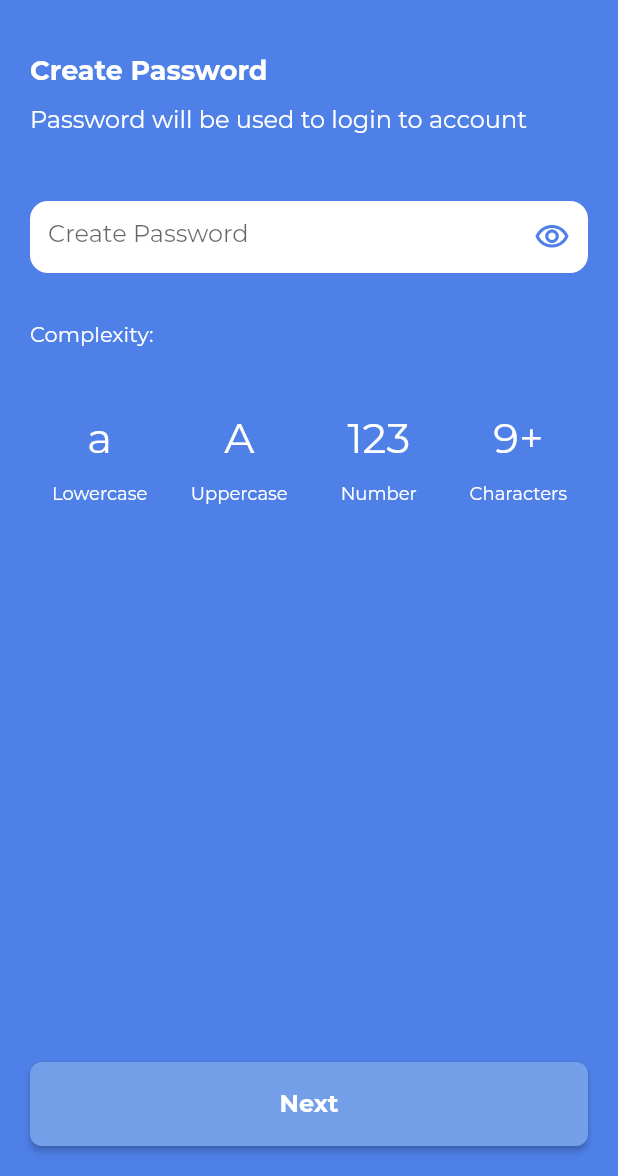
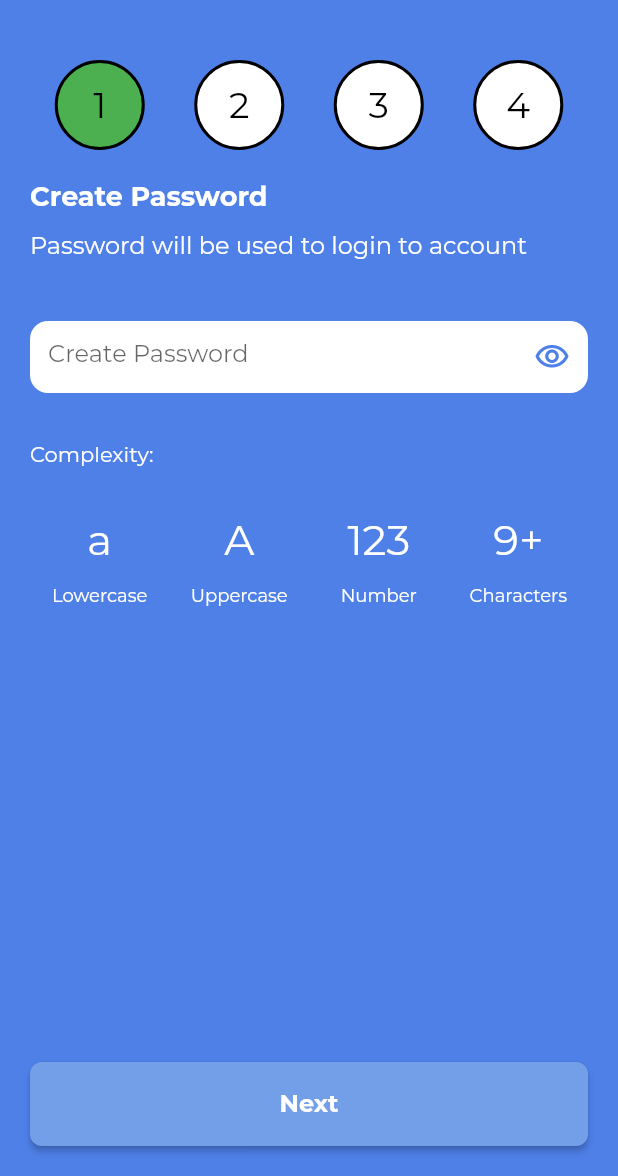
Before and after one commit to novanto/dk_flutter_assignment, a Flutter app: the OnboardingPassword screen opened directly, on a phone screen of 412 x 824 dp, the part 60-1236 px from its top. Run offline on Flutter 3.47's test engine with Material 2 defaults, Android fonts, the phone set to English and light mode, and no system bars; our stand-ins replace date_format; project files that could hold a hidden picture were left out.

Commit message:
create basic stepper and implement it

```diff
--- /dev/null
+++ b/lib/modules/onboarding/components/onboarding_step.dart
@@ -0,0 +1,28 @@
+import 'package:dk_flutter_assignment/modules/onboarding/components/onboarding_step_item.dart';
+import 'package:flutter/material.dart';
+
+class OnboardingStep extends StatelessWidget {
+
+  final int currentStep;
+
+  const OnboardingStep({
+    required Key key,
+    required this.currentStep
+  }) : super(key: key);
+
+  @override
+  Widget build(BuildContext context) {
+    return Container(
+        margin: EdgeInsets.only(top: 4, bottom: 20),
+        child: Row(
+          mainAxisSize: MainAxisSize.max,
+          children: [
+            OnboardingStepItem(key: Key("step1"), currentStep: currentStep, stepNumber: 1),
+            OnboardingStepItem(key: Key("step2"), currentStep: currentStep, stepNumber: 2),
+            OnboardingStepItem(key: Key("step3"), currentStep: currentStep, stepNumber: 3),
+            OnboardingStepItem(key: Key("step4"), currentStep: currentStep, stepNumber: 4)
+          ],
+        )
+    );
+  }
+}
--- /dev/null
+++ b/lib/modules/onboarding/components/onboarding_step_item.dart
@@ -0,0 +1,46 @@
+import 'package:flutter/material.dart';
+
+class OnboardingStepItem extends StatelessWidget {
+
+  final int currentStep;
+
+  final int stepNumber;
+
+  const OnboardingStepItem({
+    required Key key,
+    required this.currentStep,
+    required this.stepNumber
+  }) : super(key: key);
+
+  Color getBgColor() {
+    if (currentStep == stepNumber) {
+      return Colors.green;
+    } else {
+      return Colors.white;
+    }
+  }
+
+  @override
+  Widget build(BuildContext context) {
+    return Expanded(
+      child: Container(
+          alignment: Alignment.center,
+          width: 60,
+          height: 60,
+          decoration: BoxDecoration(
+              shape: BoxShape.circle,
+              color: getBgColor(),
+              border: Border.all(color: Colors.black, width: 2)
+          ),
+          child: Text(
+            stepNumber.toString(),
+            style: TextStyle(
+                fontSize: 24,
+                color: Colors.black
+            ),
+          )
+      )
+    );
+  }
+
+}
--- a/lib/modules/onboarding/main.dart
+++ b/lib/modules/onboarding/main.dart
@@ -1,4 +1,5 @@
 import 'package:dk_flutter_assignment/modules/onboarding/components/onboarding_button.dart';
+import 'package:dk_flutter_assignment/modules/onboarding/components/onboarding_step.dart';
 import 'package:dk_flutter_assignment/modules/onboarding/onboarding_password.dart';
 import 'package:flutter/material.dart';
 
@@ -99,6 +100,8 @@ class _MyHomePageState extends State<MyHomePage> {
           mainAxisSize: MainAxisSize.max,
           crossAxisAlignment: CrossAxisAlignment.start,
           children: <Widget>[
+            Container(margin: EdgeInsets.only(top:40)),
+            OnboardingStep(key: Key("mainStep"), currentStep: 0),
             RichText(
               text: TextSpan(
                 text: 'Welcome to \nGIN ',
--- a/lib/modules/onboarding/onboarding_password.dart
+++ b/lib/modules/onboarding/onboarding_password.dart
@@ -1,4 +1,5 @@
 import 'package:dk_flutter_assignment/modules/onboarding/components/onboarding_button.dart';
+import 'package:dk_flutter_assignment/modules/onboarding/components/onboarding_step.dart';
 import 'package:dk_flutter_assignment/modules/onboarding/onboarding_personal_information.dart';
 import 'package:flutter/material.dart';
 
@@ -103,13 +104,14 @@ class _OnboardingPasswordPageState extends State<OnboardingPassword> {
           mainAxisSize: MainAxisSize.max,
           crossAxisAlignment: CrossAxisAlignment.start,
           children: <Widget>[
+            OnboardingStep(key: Key("passwordStep"), currentStep: 1),
             OnboardingHint(
                 key: Key('onboardingPasswordHint'),
                 title: 'Create Password',
                 subtitle: 'Password will be used to login to account'
             ),
             Container(
-              margin: EdgeInsets.only(top: 44),
+              margin: EdgeInsets.only(top: 40),
               decoration: BoxDecoration(
                   color: Colors.white,
                   borderRadius: BorderRadius.circular(12.0)
@@ -142,7 +144,7 @@ class _OnboardingPasswordPageState extends State<OnboardingPassword> {
               )
             ),
             Container(
-              margin: EdgeInsets.only(top: 32.0, bottom: 44.0),
+              margin: EdgeInsets.only(top: 32.0, bottom: 32.0),
               child: RichText(
                   text: TextSpan(
                       text: 'Complexity:  ',
--- a/lib/modules/onboarding/onboarding_personal_information.dart
+++ b/lib/modules/onboarding/onboarding_personal_information.dart
@@ -1,6 +1,7 @@
 import 'package:dk_flutter_assignment/modules/onboarding/components/gin_dropdown.dart';
 import 'package:dk_flutter_assignment/modules/onboarding/components/onboarding_button.dart';
 import 'package:dk_flutter_assignment/modules/onboarding/components/onboarding_hint.dart';
+import 'package:dk_flutter_assignment/modules/onboarding/components/onboarding_step.dart';
 import 'package:dk_flutter_assignment/modules/onboarding/onboarding_schedule.dart';
 import 'package:flutter/material.dart';
 
@@ -49,6 +50,7 @@ class _OnboardingPersonalInfoPageState extends State<OnboardingPersonalInfo> {
           child: Column(
             crossAxisAlignment: CrossAxisAlignment.start,
             children: [
+              OnboardingStep(key: Key("personalInfoStep"), currentStep: 2),
               OnboardingHint(
                 key: Key('onboardingPersonalInfoHint'),
                 title: 'Personal Information',
--- a/lib/modules/onboarding/onboarding_schedule.dart
+++ b/lib/modules/onboarding/onboarding_schedule.dart
@@ -2,6 +2,7 @@ import 'package:date_format/date_format.dart';
 import 'package:dk_flutter_assignment/modules/onboarding/components/fake_dropdown.dart';
 import 'package:dk_flutter_assignment/modules/onboarding/components/onboarding_button.dart';
 import 'package:dk_flutter_assignment/modules/onboarding/components/onboarding_hint.dart';
+import 'package:dk_flutter_assignment/modules/onboarding/components/onboarding_step.dart';
 import 'package:dk_flutter_assignment/modules/onboarding/onboarding_success.dart';
 import 'package:flutter/material.dart';
 
@@ -93,8 +94,9 @@ class _OnboardingSchedulePageState extends State<OnboardingSchedule> with Single
             child: Column(
               crossAxisAlignment: CrossAxisAlignment.start,
               children: [
+                OnboardingStep(key: Key("scheduleStep"), currentStep: 3),
                 Container(
-                  margin: EdgeInsets.only(top: 20, bottom: 36),
+                  margin: EdgeInsets.only(top: 8, bottom: 36),
                   child: Stack(
                     alignment: Alignment.center,
                     children: [
--- a/lib/modules/onboarding/onboarding_success.dart
+++ b/lib/modules/onboarding/onboarding_success.dart
@@ -1,3 +1,4 @@
+import 'package:dk_flutter_assignment/modules/onboarding/components/onboarding_step.dart';
 import 'package:flutter/material.dart';
 
 class OnboardingSuccess extends StatefulWidget {
@@ -33,6 +34,8 @@ class _OnboardingSuccessPageState extends State<OnboardingSuccess> with SingleTi
         body: Center(
           child: Column(
             children: [
+              Container(margin: EdgeInsets.only(top:40)),
+              OnboardingStep(key: Key("successStep"), currentStep: 4),
               Stack(
                 alignment: Alignment.center,
                 children: [
```
Also changed, not shown: 1 other file.
